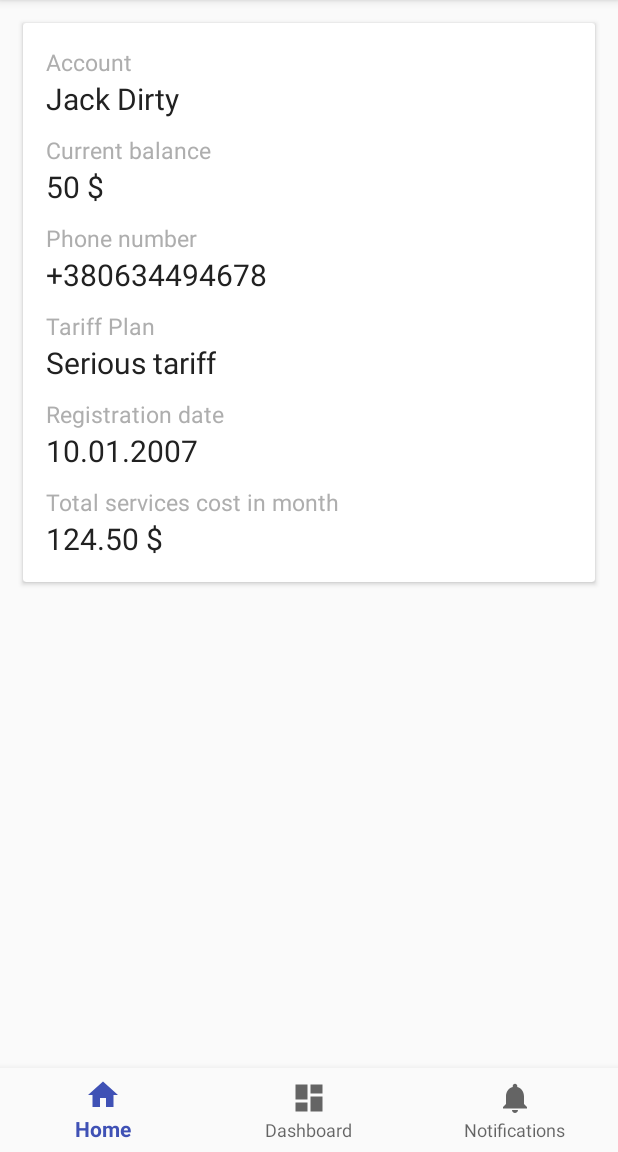
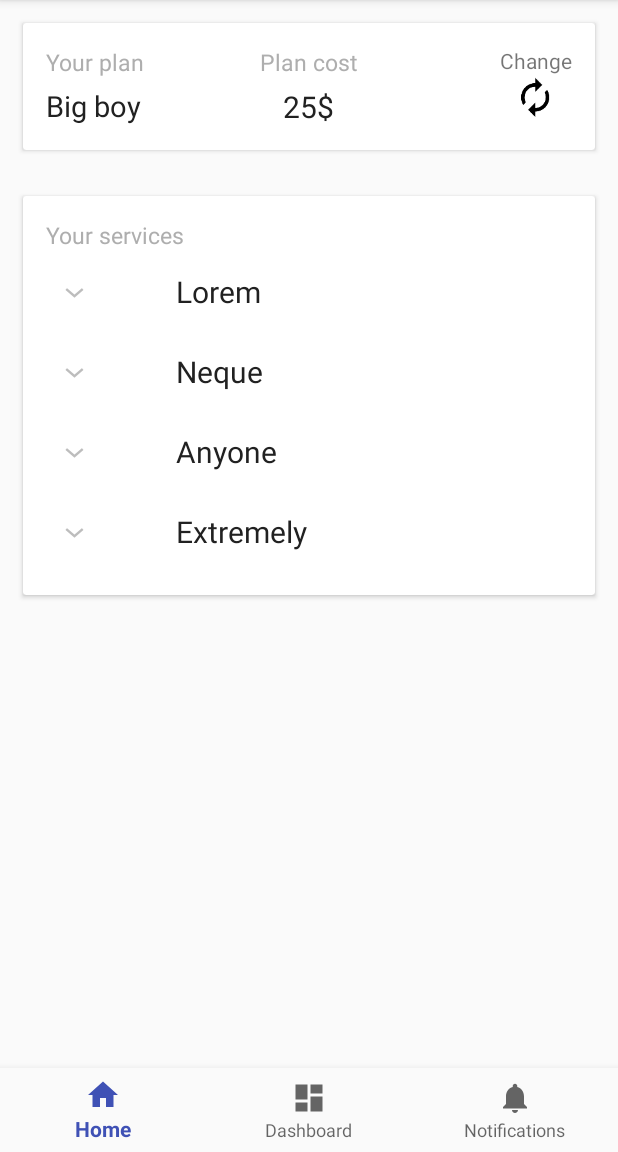
Before and after one commit to StanevDev/Telephony-Mobile, an Android app: the screen it shows after launch (MainActivity), on a phone screen of 412 x 824 dp, the part 84-1236 px from its top. Run offline under Robolectric (Android 15) with nearby library versions, the light colour scheme and no system bars; our stand-ins replace ButterKnife.

Commit message:
PlanAndServicesFragment implementation.

```diff
--- a/app/src/main/java/edu/jam/telephony/ui/MainActivity.java
+++ b/app/src/main/java/edu/jam/telephony/ui/MainActivity.java
@@ -11,7 +11,7 @@ import butterknife.BindView;
 import butterknife.ButterKnife;
 import edu.jam.telephony.R;
 import edu.jam.telephony.ui.framgent.AccountFragment;
-import edu.jam.telephony.ui.framgent.ChangePlanFragment;
+import edu.jam.telephony.ui.framgent.PlanAndServicesFragment;
 import edu.jam.telephony.ui.framgent.StatisticFragment;
 
 public class MainActivity extends AppCompatActivity {
@@ -26,24 +26,21 @@ public class MainActivity extends AppCompatActivity {
 
         navigationView.setOnNavigationItemSelectedListener(mOnNavigationItemSelectedListener);
 
-        showAccountFragment();
+        showPlanServiceFragment();
     }
 
     private BottomNavigationView.OnNavigationItemSelectedListener mOnNavigationItemSelectedListener
-            = new BottomNavigationView.OnNavigationItemSelectedListener() {
-
-        @Override
-        public boolean onNavigationItemSelected(@NonNull MenuItem item) {
+            = item -> {
                 switch (item.getItemId()) {
                     case R.id.navigation_home:
                         return true;
                     case R.id.navigation_dashboard:
+                        showPlanServiceFragment();
                         return true;
                     case R.id.navigation_notifications:
                         return true;
                 }
                 return false;
-        }
             };
 
     private void showAccountFragment(){
@@ -58,7 +55,7 @@ public class MainActivity extends AppCompatActivity {
         getSupportFragmentManager()
                 .beginTransaction()
                 .setTransition(FragmentTransaction.TRANSIT_FRAGMENT_FADE)
-                .replace(R.id.container, new ChangePlanFragment(), "PlanService")
+                .replace(R.id.container, new PlanAndServicesFragment(), "PlanService")
                 .commit();
     }
 
--- /dev/null
+++ b/app/src/main/java/edu/jam/telephony/ui/adapter/ServiceExpandableAdapter.java
@@ -0,0 +1,107 @@
+package edu.jam.telephony.ui.adapter;
+
+import android.content.Context;
+import android.view.LayoutInflater;
+import android.view.View;
+import android.view.ViewGroup;
+import android.widget.BaseExpandableListAdapter;
+import android.widget.TextView;
+
+import java.util.List;
+
+import edu.jam.telephony.R;
+import edu.jam.telephony.Utils;
+import edu.jam.telephony.model.Service;
+
+public class ServiceExpandableAdapter extends BaseExpandableListAdapter {
+
+    final List<Service> services;
+    final Context context;
+
+    public ServiceExpandableAdapter(List<Service> plans, Context context) {
+        this.services = plans;
+        this.context = context;
+    }
+
+    @Override
+    public int getGroupCount() {
+        return services.size();
+    }
+
+    @Override
+    public int getChildrenCount(int groupPosition) {
+        return 1;
+    }
+
+    @Override
+    public Object getGroup(int groupPosition) {
+        return services.get(groupPosition);
+    }
+
+    @Override
+    public Object getChild(int groupPosition, int childPosition) {
+        return services.get(groupPosition).getServiceName();
+    }
+
+    @Override
+    public long getGroupId(int groupPosition) {
+        return groupPosition;
+    }
+
+    @Override
+    public long getChildId(int groupPosition, int childPosition) {
+        return childPosition;
+    }
+
+    @Override
+    public boolean hasStableIds() {
+        return false;
+    }
+
+    @Override
+    public View getGroupView(int groupPosition, boolean isExpanded, View convertView, ViewGroup parent) {
+        if (convertView == null){
+            LayoutInflater inflater = (LayoutInflater) this.context
+                    .getSystemService(Context.LAYOUT_INFLATER_SERVICE);
+            convertView = inflater.inflate(R.layout.item_service, null);
+        }
+
+        Service service = getService(groupPosition);
+
+        convertView.setPadding(100,20, 0, 20);
+
+        TextView title = convertView.findViewById(R.id.item_tariff_name);
+        title.setText(service.getServiceName());
+
+        return convertView;
+    }
+
+    @Override
+    public View getChildView(int groupPosition, int childPosition, boolean isLastChild, View convertView, ViewGroup parent) {
+        if (convertView == null) {
+            LayoutInflater inflater = (LayoutInflater) this.context
+                    .getSystemService(Context.LAYOUT_INFLATER_SERVICE);
+            convertView = inflater.inflate(R.layout.item_sub_tariff, null);
+        }
+
+        Service service = getService(groupPosition);
+
+        TextView costView = convertView.findViewById(R.id.service_price_item);
+        TextView typeView = convertView.findViewById(R.id.service_type_item);
+
+        costView.setText(Utils.round(service.getPrice()));
+        typeView.setText(service.getServiceType().name());
+
+
+        return convertView;
+    }
+
+    @Override
+    public boolean isChildSelectable(int groupPosition, int childPosition) {
+        return false;
+    }
+
+    private Service getService(int position){
+        return (Service) getGroup(position);
+    }
+}
--- /dev/null
+++ b/app/src/main/java/edu/jam/telephony/ui/framgent/PlanAndServicesFragment.java
@@ -0,0 +1,69 @@
+package edu.jam.telephony.ui.framgent;
+
+import android.os.Bundle;
+import android.support.v4.app.Fragment;
+import android.view.LayoutInflater;
+import android.view.View;
+import android.view.ViewGroup;
+import android.widget.ExpandableListView;
+
+import java.math.BigDecimal;
+import java.util.ArrayList;
+import java.util.List;
+
+import butterknife.BindView;
+import butterknife.ButterKnife;
+import edu.jam.telephony.R;
+import edu.jam.telephony.model.Service;
+import edu.jam.telephony.model.ServiceType;
+import edu.jam.telephony.model.TariffPlan;
+import edu.jam.telephony.ui.adapter.ServiceExpandableAdapter;
+
+
+public class PlanAndServicesFragment extends Fragment {
+
+    @BindView(R.id.services_expand)     ExpandableListView tariffsExpandableView;
+
+    @Override
+    public void onCreate(Bundle savedInstanceState) {
+        super.onCreate(savedInstanceState);
+    }
+
+    @Override
+    public View onCreateView(LayoutInflater inflater, ViewGroup container,
+                             Bundle savedInstanceState) {
+        View v = inflater.inflate(R.layout.fragment_change_plan, container, false);
+        ButterKnife.bind(this, v);
+        initExpandList();
+
+        return v;
+    }
+
+    private void initExpandList() {
+        ServiceExpandableAdapter adapter = new ServiceExpandableAdapter(getServices(), getContext());
+        tariffsExpandableView.setAdapter(adapter);
+    }
+
+    private List<Service> getServices(){
+        List<Service> services = new ArrayList<>();
+
+        services.add(new Service(0,new BigDecimal("124.00"),0, ServiceType.EXTERNAL_CALL,"Lorem"));
+        services.add(new Service(0,new BigDecimal("24.50"),0, ServiceType.G3_INTERNET,"Neque"));
+        services.add(new Service(0,new BigDecimal("114.00"),0, ServiceType.MMS,"Anyone"));
+        services.add(new Service(0,new BigDecimal("4.00"),0, ServiceType.SMS,"Extremely"));
+        return services;
+    }
+
+
+    private List<TariffPlan> getTariffs(){
+        List<TariffPlan> tariffPlans = new ArrayList<>();
+        tariffPlans.add(new TariffPlan(0,null,null,null,"Lorem",some));
+        tariffPlans.add(new TariffPlan(0,null,null,null,"Accusamus",some));
+        tariffPlans.add(new TariffPlan(0,null,null,null,"Extremely",some));
+        tariffPlans.add(new TariffPlan(0,null,null,null,"Anyone",some));
+        tariffPlans.add(new TariffPlan(0,null,null,null,"Neque",some));
+        return tariffPlans;
+    }
+
+    private String some = "But I must explain to you how all this mistaken idea of denouncing pleasure and praising pain was born and I will give you a complete account of the system, and expound the actual teachings of the great explorer of the truth, the master-builder of human happiness. No one rejects, dislikes, or";
+}
--- /dev/null
+++ b/app/src/main/res/layout/fragment_change_plan.xml
@@ -0,0 +1,112 @@
+<?xml version="1.0" encoding="utf-8"?>
+<LinearLayout xmlns:android="http://schemas.android.com/apk/res/android"
+    xmlns:tools="http://schemas.android.com/tools"
+    android:layout_width="match_parent"
+    android:layout_height="match_parent"
+    android:orientation="vertical"
+    tools:context=".ui.framgent.PlanAndServicesFragment">
+
+    <android.support.v7.widget.CardView
+        android:layout_width="match_parent"
+        android:layout_height="wrap_content"
+        android:layout_margin="15dp">
+
+        <RelativeLayout
+            android:layout_width="match_parent"
+            android:layout_height="wrap_content"
+            android:padding="15dp">
+
+            <TextView
+                android:id="@+id/your_plan_label"
+                android:layout_width="wrap_content"
+                android:layout_height="wrap_content"
+                style="@style/LabelTextStyle"
+                android:text="Your plan"/>
+
+            <TextView
+                android:layout_width="wrap_content"
+                android:layout_height="wrap_content"
+                android:layout_marginTop="5dp"
+                android:layout_below="@id/your_plan_label"
+                android:id="@+id/plan_name"
+                style="@style/MainContentTextStyle"
+                android:text="Big boy"
+                android:textSize="19dp"/>
+
+            <LinearLayout
+                android:layout_width="wrap_content"
+                android:layout_height="wrap_content"
+                android:orientation="vertical"
+                android:layout_centerHorizontal="true">
+
+                <TextView
+                    android:layout_width="wrap_content"
+                    android:layout_height="wrap_content"
+                    android:text="Plan cost"
+                    style="@style/LabelTextStyle"/>
+
+                <TextView
+                    android:layout_width="wrap_content"
+                    android:layout_height="wrap_content"
+                    android:id="@+id/plan_cost"
+                    android:layout_marginTop="5dp"
+                    android:text="25$"
+                    android:layout_gravity="center"
+                    style="@style/MainContentTextStyle"/>
+
+            </LinearLayout>
+
+            <LinearLayout
+                android:id="@+id/change_layout"
+                android:layout_width="wrap_content"
+                android:layout_height="wrap_content"
+                android:orientation="vertical"
+                android:layout_alignParentRight="true">
+
+                <TextView
+                    android:layout_width="wrap_content"
+                    android:layout_height="wrap_content"
+                    android:text="Change" />
+
+                <ImageView
+                    android:layout_width="30dp"
+                    android:layout_height="30dp"
+                    android:src="@mipmap/ic_change"
+                    android:layout_gravity="center" />
+            </LinearLayout>
+
+        </RelativeLayout>
+
+    </android.support.v7.widget.CardView>
+
+   <android.support.v7.widget.CardView
+       android:layout_width="match_parent"
+       android:layout_height="wrap_content"
+       android:layout_marginLeft="15dp"
+       android:layout_marginTop="15dp"
+       android:layout_marginRight="15dp">
+
+       <LinearLayout
+           android:layout_width="match_parent"
+           android:layout_height="match_parent"
+           android:padding="15dp"
+           android:orientation="vertical">
+
+           <TextView
+               android:layout_width="wrap_content"
+               android:layout_height="wrap_content"
+               android:text="Your services"
+               style="@style/LabelTextStyle"/>
+
+           <ExpandableListView
+               android:layout_width="match_parent"
+               android:id="@+id/services_expand"
+               android:layout_height="wrap_content"
+               android:divider="@android:color/transparent"/>
+
+       </LinearLayout>
+
+   </android.support.v7.widget.CardView>
+
+
+</LinearLayout>
--- /dev/null
+++ b/app/src/main/res/layout/item_service.xml
@@ -0,0 +1,19 @@
+<?xml version="1.0" encoding="utf-8"?>
+<LinearLayout xmlns:android="http://schemas.android.com/apk/res/android"
+    android:layout_width="match_parent"
+    android:layout_height="80dp"
+    android:orientation="horizontal"
+    android:weightSum="100"
+    android:layout_marginTop="10dp"
+    android:layout_marginBottom="10dp">
+
+    <TextView
+        android:layout_width="match_parent"
+        android:layout_height="wrap_content"
+        android:id="@+id/item_tariff_name"
+        android:layout_marginLeft="20dp"
+        android:text="Tariff name"
+        android:layout_gravity="center"
+        style="@style/MainContentTextStyle"/>
+
+</LinearLayout>
--- a/app/src/main/res/values/colors.xml
+++ b/app/src/main/res/values/colors.xml
@@ -4,5 +4,6 @@
     <color name="colorPrimaryDark">#303F9F</color>
     <color name="colorAccent">#FF4081</color>
     <color name="lightGrey">#aeaeae</color>
+    <color name="midGrey">#757575</color>
     <color name="darkGrey">#212121</color>
 </resources>
--- a/app/src/main/res/values/styles.xml
+++ b/app/src/main/res/values/styles.xml
@@ -13,6 +13,11 @@
         <item name="android:textColor">@color/lightGrey</item>
     </style>
 
+    <style name="RegularTextStyle" parent="TextAppearance.AppCompat">
+        <item name="android:textSize">18sp</item>
+        <item name="android:textColor">@color/midGrey</item>
+    </style>
+
     <style name="MainContentTextStyle" parent="TextAppearance.AppCompat">
         <item name="android:textSize">20sp</item>
         <item name="android:textColor">@color/darkGrey</item>
```
Also changed, not shown: app/src/main/java/edu/jam/telephony/Utils.java (added, +12 -0 lines), app/src/main/java/edu/jam/telephony/ui/framgent/ChangePlanFragment.java (deleted, +0 -27 lines), app/src/main/res/drawable/ic_arrow_drop_down.xml (added, +9 -0 lines), app/src/main/res/layout/fragment_change_plan_frament.xml (deleted, +0 -14 lines), app/src/main/res/layout/item_sub_tariff.xml (added, +47 -0 lines). Lines whose indentation alone changed are shown as unchanged.
